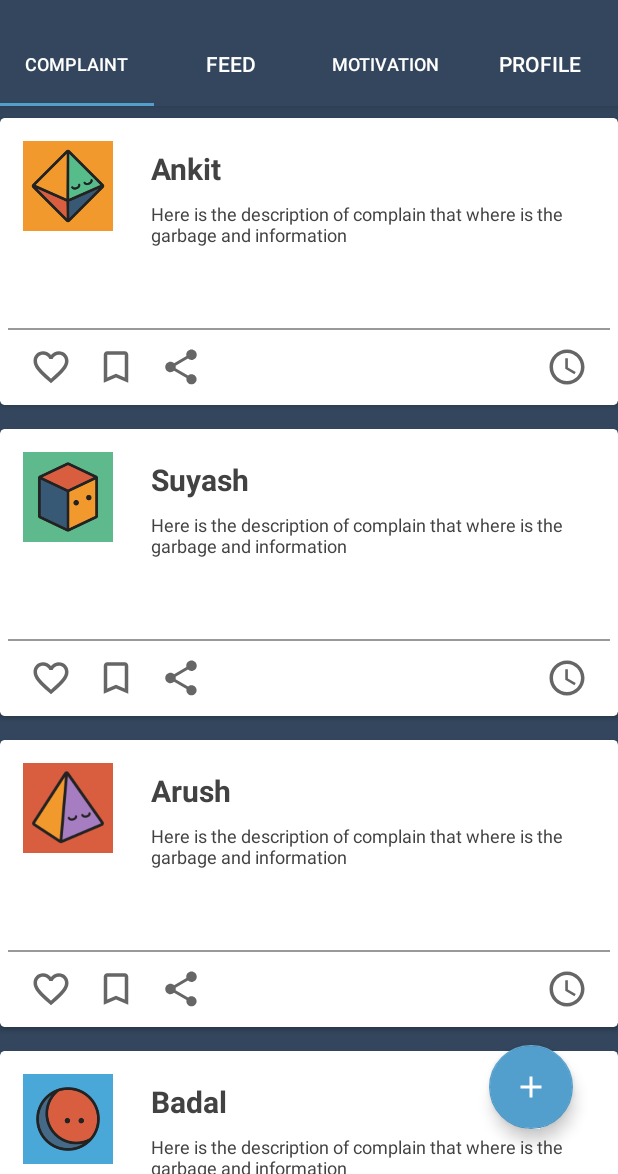
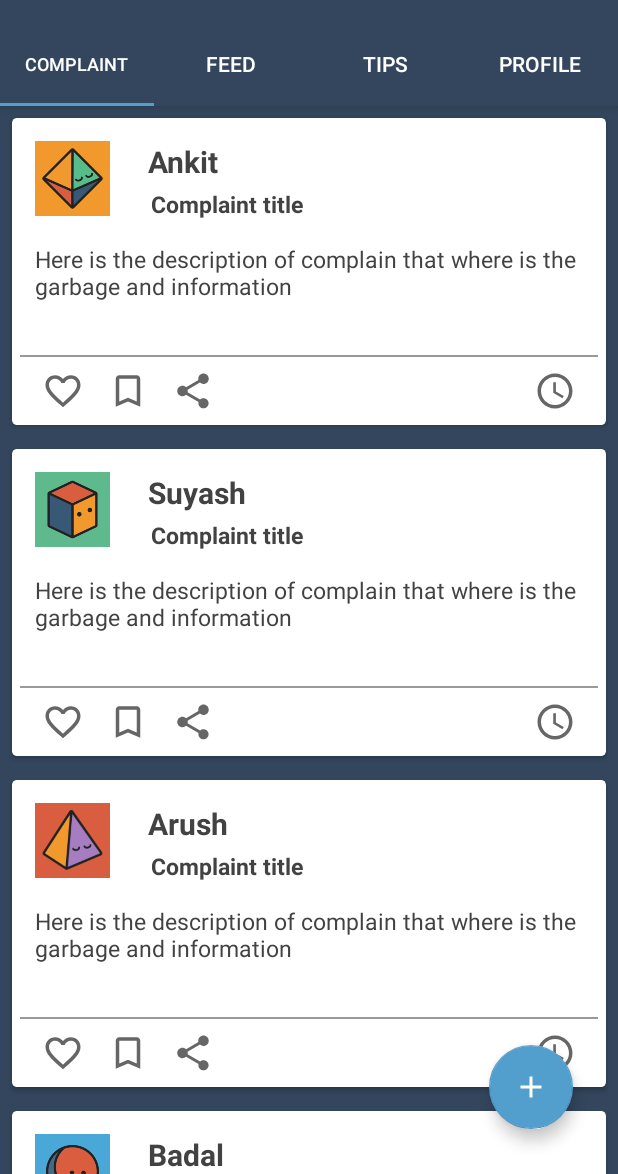
Before and after one commit to kaushalbhardwaj/CleanCampus, an Android app: the MainActivity screen opened directly, with no data from a screen before it, on a phone screen of 412 x 824 dp, the part 62-1236 px from its top. Run offline under Robolectric (Android 15) with nearby library versions, the phone set to English and light mode, and no system bars.

Commit message:
final changes in sprint1

```diff
--- a/app/src/main/java/com/cleancampus/activity/MainActivity.java
+++ b/app/src/main/java/com/cleancampus/activity/MainActivity.java
@@ -34,7 +34,7 @@ public class MainActivity extends AppCompatActivity {
         MainAdapter mainAdapter = new MainAdapter(getSupportFragmentManager());
         mainAdapter.addFragment(new Complaint(), "Complaint");
         mainAdapter.addFragment(new Feed(), "Feed");
-        mainAdapter.addFragment(new Motivation(), "Motivation");
+        mainAdapter.addFragment(new Motivation(), "Tips");
         mainAdapter.addFragment(new Profile(),"Profile");
 
         viewPager.setAdapter(mainAdapter);
--- a/app/src/main/java/com/cleancampus/activity/SplashActivity.java
+++ b/app/src/main/java/com/cleancampus/activity/SplashActivity.java
@@ -31,7 +31,7 @@ public class SplashActivity extends AppCompatActivity {
                 try {
                     sleep(sleepTime);
                 } catch (Exception e) {
-                    e.printStackTrace();
+                    e.printStackTrace( );
                 } finally {
 
                     try{
--- a/app/src/main/java/com/cleancampus/adapter/ComplaintAdapter.java
+++ b/app/src/main/java/com/cleancampus/adapter/ComplaintAdapter.java
@@ -1,6 +1,7 @@
 package com.cleancampus.adapter;
 
 import android.content.Context;
+import android.content.Intent;
 import android.support.v7.widget.RecyclerView;
 import android.util.Log;
 import android.view.LayoutInflater;
@@ -13,6 +14,8 @@ import com.cleancampus.R;
 
 import java.util.ArrayList;
 import java.util.Collections;
+
+import static com.cleancampus.R.id.imageView;
 
 
 public class ComplaintAdapter extends RecyclerView.Adapter<ComplaintAdapter.ViewHolder> {
@@ -41,11 +44,12 @@ public class ComplaintAdapter extends RecyclerView.Adapter<ComplaintAdapter.View
 
     @Override
     public void onBindViewHolder(ViewHolder holder, int position) {
+        final int pos=position;
 
         Log.e(list.get(position).getUsername(),"p:"+position);
         holder.username.setText(list.get(position).getUsername());
         holder.description.setText(list.get(position).getDescription());
-        holder.username.setText(list.get(position).getUsername());
+        holder.title.setText(list.get(position).getTitle());
         int c=position%4;
         switch (c)
         {
@@ -65,6 +69,7 @@ public class ComplaintAdapter extends RecyclerView.Adapter<ComplaintAdapter.View
                 holder.userimage.setImageResource(R.drawable.img1);
 
         }
+        //holder.like.setImageResource(R.drawable.ic_favorite_black);
         holder.username.setOnClickListener(new View.OnClickListener() {
             @Override
             public void onClick(View view) {
@@ -86,9 +91,11 @@ public class ComplaintAdapter extends RecyclerView.Adapter<ComplaintAdapter.View
             }
         });
 
-        holder.like.setOnClickListener(new View.OnClickListener() {
+        /*holder.like.setOnClickListener(new View.OnClickListener() {
             @Override
             public void onClick(View view) {
+                ImageView img1=(ImageView)view;
+
 
             }
         });
@@ -98,11 +105,17 @@ public class ComplaintAdapter extends RecyclerView.Adapter<ComplaintAdapter.View
             public void onClick(View view) {
 
             }
-        });
+        });*/
 
         holder.share.setOnClickListener(new View.OnClickListener() {
             @Override
             public void onClick(View view) {
+                Intent shareIntent = new Intent();
+                shareIntent.setAction(Intent.ACTION_SEND);
+                shareIntent.putExtra(Intent.EXTRA_TEXT, list.get(pos).getDescription());
+                //shareIntent.putExtra(Intent.EXTRA_STREAM, context.uriToImage);
+                shareIntent.setType("image/jpeg");
+                context.startActivity(Intent.createChooser(shareIntent, "Share Complaint With"));
 
             }
         });
@@ -127,6 +140,7 @@ public class ComplaintAdapter extends RecyclerView.Adapter<ComplaintAdapter.View
     {
         private TextView username;
         private TextView description;
+        private TextView title;
         private ImageView userimage;
         private ImageView like;
         private ImageView bookmark;
@@ -138,9 +152,10 @@ public class ComplaintAdapter extends RecyclerView.Adapter<ComplaintAdapter.View
             super(view);
             username =(TextView)view.findViewById(R.id.username);
             description =(TextView)view.findViewById(R.id.description);
+            title =(TextView)view.findViewById(R.id.title);
             userimage =(ImageView) view.findViewById(R.id.userimage);
-            like =(ImageView) view.findViewById(R.id.like);
-            bookmark =(ImageView) view.findViewById(R.id.bookmark);
+            /*like =(ImageView) view.findViewById(R.id.like);
+            bookmark =(ImageView) view.findViewById(R.id.bookmark);*/
             share =(ImageView) view.findViewById(R.id.share);
             status =(ImageView) view.findViewById(R.id.status);
         }
--- a/app/src/main/java/com/cleancampus/fragment/Profile.java
+++ b/app/src/main/java/com/cleancampus/fragment/Profile.java
@@ -41,7 +41,7 @@ public class Profile extends Fragment {
         email=(TextView)v.findViewById(R.id.textView2);
         UserInfo u= SharedPreference.getSharedPreferInfo(getActivity().getApplicationContext());
         userName.setText(u.getUserName());
-        email.setText(u.getEmailId());
+        email.setText(u.getEmailId()+"@gmail.com");
 
         signout.setOnClickListener(new View.OnClickListener() {
             @Override
--- /dev/null
+++ b/app/src/main/res/drawable/bookmark_toggle.xml
@@ -0,0 +1,10 @@
+<?xml version="1.0" encoding="utf-8"?>
+<selector xmlns:android="http://schemas.android.com/apk/res/android">
+    <!-- When selected, use grey -->
+    <item android:drawable="@drawable/ic_bookmark_black_24px"
+        android:state_checked="true" />
+    <!-- When not selected, use white-->
+    <item android:drawable="@drawable/ic_bookmark_border_black_24px"
+        android:state_checked="false"/>
+
+</selector>
--- /dev/null
+++ b/app/src/main/res/drawable/like_toggle.xml
@@ -0,0 +1,10 @@
+<?xml version="1.0" encoding="utf-8"?>
+<selector xmlns:android="http://schemas.android.com/apk/res/android">
+    <!-- When selected, use grey -->
+    <item android:drawable="@drawable/ic_favorite_black"
+        android:state_checked="true" />
+    <!-- When not selected, use white-->
+    <item android:drawable="@drawable/ic_favorite_border"
+        android:state_checked="false"/>
+
+</selector>
--- a/app/src/main/res/layout/activity_splash.xml
+++ b/app/src/main/res/layout/activity_splash.xml
@@ -4,9 +4,13 @@
     android:layout_width="match_parent"
     android:layout_height="match_parent"
     xmlns:app="http://schemas.android.com/apk/res-auto"
-    android:background="@color/colorPrimary"
+    android:background="@drawable/t21"
     android:paddingRight="@dimen/activity_horizontal_margin">
 
+    <View
+        android:layout_width="match_parent"
+        android:layout_height="match_parent"
+        android:background="#00424242"/>
 
     <TextView
         android:layout_width="wrap_content"
--- a/app/src/main/res/layout/layout_complain.xml
+++ b/app/src/main/res/layout/layout_complain.xml
@@ -3,6 +3,8 @@
     xmlns:app="http://schemas.android.com/apk/res-auto"
     app:cardBackgroundColor="@color/white"
     app:cardElevation="2dp"
+    android:layout_marginLeft="8dp"
+    android:layout_marginRight="8dp"
     android:layout_marginTop="8dp"
     android:layout_marginBottom="8dp"
     android:layout_gravity="center"
@@ -19,11 +21,11 @@
     <LinearLayout
         android:orientation="horizontal"
         android:layout_width="match_parent"
-        android:layout_height="140dp">
+        android:layout_height="wrap_content">
 
         <android.support.v7.widget.AppCompatImageView
-            android:layout_width="60dp"
-            android:layout_height="60dp"
+            android:layout_width="50dp"
+            android:layout_height="50dp"
             app:srcCompat="@drawable/img1"
             android:layout_marginLeft="15dp"
             android:layout_marginTop="15dp"
@@ -34,7 +36,7 @@
             android:orientation="vertical"
             android:layout_width="match_parent"
             android:layout_marginLeft="25dp"
-            android:layout_marginTop="20dp"
+            android:layout_marginTop="15dp"
             android:layout_height="wrap_content">
 
 
@@ -50,18 +52,36 @@
 
 
         <TextView
-            android:text="Supplemental actions can vary from card to card in a collection, depending on the content type and expected outcome; "
+            android:text="Title"
             android:layout_width="match_parent"
             android:layout_marginRight="15dp"
+            android:layout_marginLeft="2dp"
             android:textColor="#424242"
-            android:layout_marginTop="8dp"
-            android:textSize="12dp"
+            android:textStyle="bold"
+            android:layout_marginTop="4dp"
+            android:textSize="15dp"
             android:layout_height="wrap_content"
-            android:id="@+id/description"
+            android:id="@+id/title"
             android:layout_weight="1" />
 
         </LinearLayout>
     </LinearLayout>
+    <LinearLayout
+        android:orientation="vertical"
+        android:layout_width="match_parent"
+        android:layout_height="90dp">
+        <TextView
+            android:text="Supplemental actions can vary from card to card in a collection, depending on the content type and expected outcome;"
+            android:layout_marginTop="15dp"
+            android:layout_width="match_parent"
+            android:layout_marginRight="15dp"
+            android:layout_marginLeft="15dp"
+            android:textColor="#424242"
+            android:textSize="15dp"
+            android:layout_height="wrap_content"
+            android:id="@+id/description"
+            />
+        </LinearLayout>
 
     <View
         android:layout_width="match_parent"
@@ -76,23 +96,31 @@
     <LinearLayout
         android:orientation="horizontal"
         android:layout_width="match_parent"
-        android:layout_height="50dp">
+        android:layout_height="45dp">
 
 
-        <android.support.v7.widget.AppCompatImageView
+        <ToggleButton
+            android:id="@+id/like"
             android:layout_width="28dp"
             android:layout_height="28dp"
             android:layout_gravity="center"
             android:layout_marginLeft="20dp"
-            app:srcCompat="@drawable/ic_favorite_border"
-            android:id="@+id/like"/>
-        <android.support.v7.widget.AppCompatImageView
+            android:background="@drawable/like_toggle"
+            android:textOn=""
+            android:textOff=""
+            android:focusable="false"
+            android:focusableInTouchMode="false"/>
+        <ToggleButton
+            android:id="@+id/bookmark"
             android:layout_width="28dp"
             android:layout_height="28dp"
             android:layout_gravity="center"
             android:layout_marginLeft="15dp"
-            app:srcCompat="@drawable/ic_bookmark_border_black_24px"
-            android:id="@+id/bookmark"/>
+            android:background="@drawable/bookmark_toggle"
+            android:textOn=""
+            android:textOff=""
+            android:focusable="false"
+            android:focusableInTouchMode="false"/>
         <android.support.v7.widget.AppCompatImageView
             android:layout_width="28dp"
             android:layout_height="28dp"
--- a/app/src/main/res/layout/login.xml
+++ b/app/src/main/res/layout/login.xml
@@ -38,7 +38,7 @@
                 android:layout_height="wrap_content"
                 android:textColor="@color/white"
                 android:textColorHint="@color/lcolor"
-                android:hint="Email" />
+                android:hint="Username" />
 
         </android.support.design.widget.TextInputLayout>
 
```
Also changed, not shown: app/src/main/java/com/cleancampus/activity/RegisterActivity.java (+5 -3 lines), app/src/main/res/layout/register.xml (+20 -6 lines), app/src/main/res/drawable/spalsh.jpg (added), app/src/main/res/drawable/t1.jpg (added), app/src/main/res/drawable/t21.jpg (added), 2 other files.
